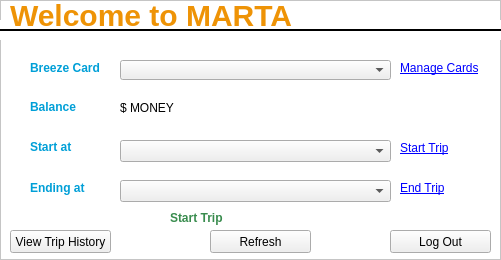
Qt form app/ui/welcomeToMarta.ui (alishan-kaisani/CS4400-GUI) before a commit.
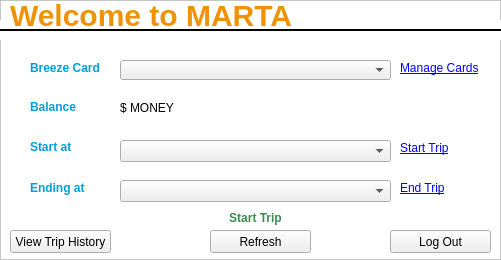
The same form after that commit. Icons and pictures are not drawn.

```diff
--- a/app/ui/welcomeToMarta.ui
+++ b/app/ui/welcomeToMarta.ui
@@ -212,7 +212,7 @@
     <rect>
      <x>120</x>
      <y>100</y>
-     <width>81</width>
+     <width>271</width>
      <height>16</height>
     </rect>
    </property>
@@ -307,9 +307,9 @@
   <widget class="QLabel" name="tripLabel">
    <property name="geometry">
     <rect>
-     <x>170</x>
+     <x>120</x>
      <y>210</y>
-     <width>121</width>
+     <width>271</width>
      <height>16</height>
     </rect>
    </property>
@@ -319,6 +319,9 @@
    <property name="text">
     <string>Start Trip</string>
    </property>
+   <property name="alignment">
+    <set>Qt::AlignCenter</set>
+   </property>
   </widget>
   <widget class="QPushButton" name="refreshButton">
    <property name="geometry">
```
